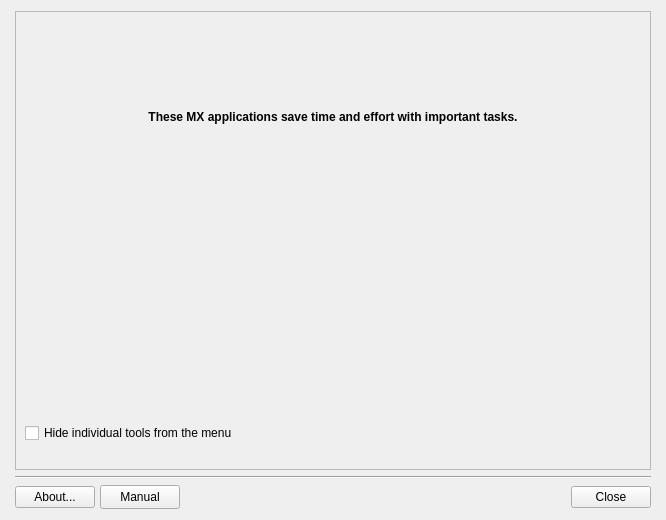
Above: mxtools.ui from AdrianTM/mx-tools before the change. Below: the same form after it.
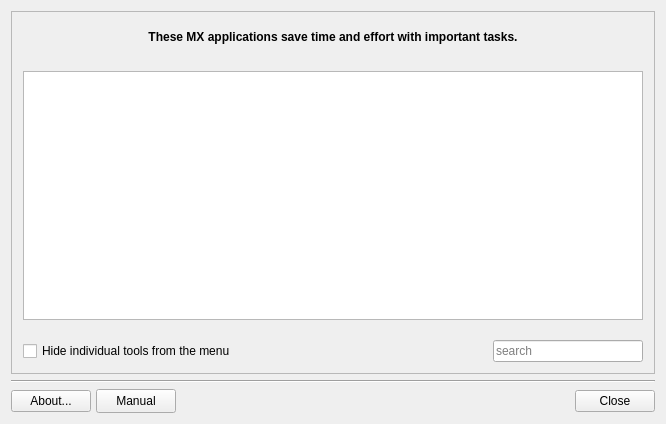
That is the form after the change. Icons and pictures are not drawn.

Commit message: added search, changed background

The edit to the form file:
```diff
--- a/mxtools.ui
+++ b/mxtools.ui
@@ -7,7 +7,7 @@
     <x>0</x>
     <y>0</y>
     <width>666</width>
-    <height>520</height>
+    <height>424</height>
    </rect>
   </property>
   <property name="windowTitle">
@@ -17,12 +17,6 @@
    <property name="sizeConstraint">
     <enum>QLayout::SetDefaultConstraint</enum>
    </property>
-   <property name="leftMargin">
-    <number>15</number>
-   </property>
-   <property name="rightMargin">
-    <number>15</number>
-   </property>
    <item row="2" column="0">
     <widget class="Line" name="line">
      <property name="orientation">
@@ -187,26 +181,47 @@
       <number>1</number>
      </property>
      <layout class="QGridLayout" name="gridLayout_2">
-      <property name="leftMargin">
-       <number>9</number>
-      </property>
-      <property name="topMargin">
-       <number>9</number>
-      </property>
-      <property name="rightMargin">
-       <number>9</number>
-      </property>
-      <property name="bottomMargin">
-       <number>26</number>
-      </property>
-      <property name="spacing">
+      <property name="verticalSpacing">
        <number>20</number>
       </property>
-      <item row="8" column="0" colspan="2">
-       <widget class="QCheckBox" name="hideCheckBox">
-        <property name="text">
-         <string>Hide individual tools from the menu</string>
+      <item row="2" column="0" colspan="2">
+       <widget class="QScrollArea" name="scrollArea">
+        <property name="focusPolicy">
+         <enum>Qt::TabFocus</enum>
         </property>
+        <property name="autoFillBackground">
+         <bool>false</bool>
+        </property>
+        <property name="horizontalScrollBarPolicy">
+         <enum>Qt::ScrollBarAlwaysOff</enum>
+        </property>
+        <property name="sizeAdjustPolicy">
+         <enum>QAbstractScrollArea::AdjustToContentsOnFirstShow</enum>
+        </property>
+        <property name="widgetResizable">
+         <bool>true</bool>
+        </property>
+        <widget class="QWidget" name="scrollAreaWidgetContents">
+         <property name="geometry">
+          <rect>
+           <x>0</x>
+           <y>0</y>
+           <width>626</width>
+           <height>244</height>
+          </rect>
+         </property>
+         <property name="autoFillBackground">
+          <bool>false</bool>
+         </property>
+         <property name="styleSheet">
+          <string notr="true">background-color: rgb(255, 255, 255);</string>
+         </property>
+         <layout class="QVBoxLayout" name="verticalLayout">
+          <item>
+           <layout class="QGridLayout" name="gridLayout_btn"/>
+          </item>
+         </layout>
+        </widget>
        </widget>
       </item>
       <item row="0" column="0" rowspan="2" colspan="2">
@@ -237,8 +252,34 @@
         </property>
        </widget>
       </item>
-      <item row="2" column="0" rowspan="2" colspan="2">
-       <layout class="QGridLayout" name="gridLayout_btn"/>
+      <item row="3" column="0">
+       <widget class="QCheckBox" name="hideCheckBox">
+        <property name="text">
+         <string>Hide individual tools from the menu</string>
+        </property>
+       </widget>
+      </item>
+      <item row="3" column="1">
+       <widget class="QLineEdit" name="lineSearch">
+        <property name="maximumSize">
+         <size>
+          <width>150</width>
+          <height>16777215</height>
+         </size>
+        </property>
+        <property name="focusPolicy">
+         <enum>Qt::StrongFocus</enum>
+        </property>
+        <property name="frame">
+         <bool>true</bool>
+        </property>
+        <property name="placeholderText">
+         <string>search</string>
+        </property>
+        <property name="clearButtonEnabled">
+         <bool>true</bool>
+        </property>
+       </widget>
       </item>
      </layout>
     </widget>
```
The commit also changes 22 other files.
